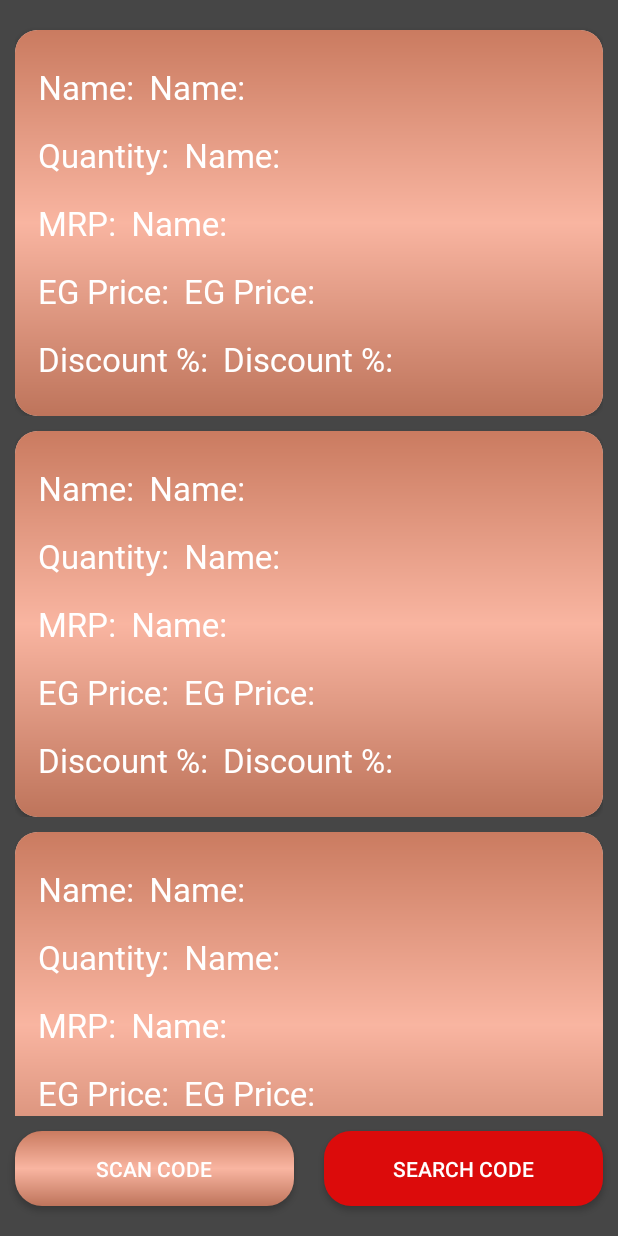
After one commit to vora4121/EverGlam, an Android app: the layout activity_scaned_product_details.xml on its own in the app's theme, with its tools: preview values and no code run, on a phone screen of 412 x 824 dp. The commit adds this screen. Run offline under Robolectric (Android 15) with nearby library versions, the phone set to English and light mode, and no system bars.

Commit message:
Scanning Done

```diff
--- a/app/build.gradle
+++ b/app/build.gradle
@@ -53,7 +53,7 @@ dependencies {
     implementation 'com.karumi:dexter:6.2.3'
 
     // Code - Scanner
-    implementation 'me.dm7.barcodescanner:zxing:1.9.8'
+    implementation 'com.google.android.gms:play-services-vision:20.1.3'
 
     //GSON
     implementation 'com.squareup.retrofit2:converter-gson:2.9.0'
--- a/app/src/main/AndroidManifest.xml
+++ b/app/src/main/AndroidManifest.xml
@@ -13,6 +13,9 @@
         android:roundIcon="@mipmap/ic_launcher_round"
         android:supportsRtl="true"
         android:theme="@style/Theme.EverGlam">
+        <activity
+            android:name=".ui.productdetail.ScanedProductDetailsActivity"
+            android:exported="false" />
         <activity
             android:name=".ui.signup.CreateStaffAccActivity"
             android:exported="false" />
--- a/app/src/main/java/com/android/everglam/ui/login/LoginActivity.kt
+++ b/app/src/main/java/com/android/everglam/ui/login/LoginActivity.kt
@@ -37,10 +37,7 @@ class LoginActivity : BaseActivity(), View.OnClickListener {
 
             binding.btnLogin -> {
                 if (validate()) {
-                    pref.setBoolean(AppPreferencesHelper.USER_IS_LOGIN, true)
-                    pref.setString(AppPreferencesHelper.USER_TYPE, AppConstant.USER_TYPE_ADMIN)
-                    goTo(DashboardActivity::class.java)
-                  //  validateLogin()
+                    validateLogin()
                 }
             }
         }
--- a/app/src/main/java/com/android/everglam/utils/AppConstant.kt
+++ b/app/src/main/java/com/android/everglam/utils/AppConstant.kt
@@ -6,6 +6,7 @@ class AppConstant {
         const val USER_TYPE_ADMIN : String = "ADMIN"
         const val USER_TYPE_STAFF: String = "STAFF"
         const val STAFF_ACCOUNT_TABLE = "Staff_accounts"
+        const val DATABASE_TABLE = "EverGlam Databse"
     }
 
 }
--- /dev/null
+++ b/app/src/main/res/drawable/gradiant_bg.xml
@@ -0,0 +1,10 @@
+<?xml version="1.0" encoding="utf-8"?>
+<shape android:shape="rectangle" xmlns:android="http://schemas.android.com/apk/res/android">
+
+    <gradient
+        android:startColor="@color/app_dark_color"
+        android:centerColor="@color/app_dark_color_2"
+        android:endColor="@color/app_dark_color_3"
+        android:angle="90" />
+
+</shape>
--- a/app/src/main/res/layout/activity_dashboard.xml
+++ b/app/src/main/res/layout/activity_dashboard.xml
@@ -111,6 +111,7 @@
             android:background="@drawable/edt_bg"
             android:fontFamily="@font/lato_regular"
             android:hint="@string/enter_code"
+            android:inputType="number"
             android:paddingHorizontal="10dp"
             android:paddingVertical="10dp"
             android:textColor="@color/black"
@@ -128,7 +129,7 @@
             android:layout_marginVertical="10dp"
             android:background="@drawable/button_dark_bg"
             android:fontFamily="@font/lato_bold"
-            android:text="Search"
+            android:text="@string/search"
             android:textColor="@color/white"
             android:textSize="16sp"
             app:layout_constraintBottom_toBottomOf="parent"
--- /dev/null
+++ b/app/src/main/res/layout/activity_scaned_product_details.xml
@@ -0,0 +1,47 @@
+<?xml version="1.0" encoding="utf-8"?>
+<androidx.constraintlayout.widget.ConstraintLayout xmlns:android="http://schemas.android.com/apk/res/android"
+    xmlns:app="http://schemas.android.com/apk/res-auto"
+    xmlns:tools="http://schemas.android.com/tools"
+    android:layout_width="match_parent"
+    android:layout_height="match_parent"
+    tools:context=".ui.productdetail.ScanedProductDetailsActivity">
+
+    <androidx.recyclerview.widget.RecyclerView
+        android:id="@+id/rv_product"
+        android:layout_width="match_parent"
+        android:layout_height="0dp"
+        android:layout_margin="10dp"
+        tools:listitem="@layout/item_product_details"
+        app:layout_constraintBottom_toTopOf="@+id/btn_scan"
+        app:layout_constraintTop_toTopOf="parent" />
+
+    <androidx.appcompat.widget.AppCompatButton
+        android:id="@+id/btn_search"
+        android:layout_width="0dp"
+        android:layout_height="50dp"
+        android:layout_marginHorizontal="10dp"
+        android:layout_marginVertical="20dp"
+        android:background="@drawable/red_button_bg"
+        android:text="@string/search_code"
+        android:textColor="@color/white"
+        app:layout_constraintBottom_toBottomOf="parent"
+        app:layout_constraintEnd_toEndOf="parent"
+        app:layout_constraintHorizontal_bias="0.5"
+        app:layout_constraintStart_toEndOf="@+id/btn_scan" />
+
+    <androidx.appcompat.widget.AppCompatButton
+        android:id="@+id/btn_scan"
+        android:layout_width="0dp"
+        android:layout_height="50dp"
+        android:layout_marginHorizontal="10dp"
+        android:layout_marginVertical="20dp"
+        android:background="@drawable/button_bg"
+        android:text="@string/scan_code"
+        android:textColor="@color/white"
+        app:layout_constraintBottom_toBottomOf="parent"
+        app:layout_constraintEnd_toStartOf="@+id/btn_search"
+        app:layout_constraintHorizontal_bias="0.5"
+        app:layout_constraintStart_toStartOf="parent" />
+
+
+</androidx.constraintlayout.widget.ConstraintLayout>
--- /dev/null
+++ b/app/src/main/res/layout/item_product_details.xml
@@ -0,0 +1,154 @@
+<?xml version="1.0" encoding="utf-8"?>
+<androidx.constraintlayout.widget.ConstraintLayout xmlns:android="http://schemas.android.com/apk/res/android"
+    xmlns:app="http://schemas.android.com/apk/res-auto"
+    android:layout_width="match_parent"
+    android:layout_height="wrap_content">
+
+    <androidx.cardview.widget.CardView
+        android:layout_width="match_parent"
+        android:layout_height="wrap_content"
+        app:cardCornerRadius="15dp"
+        android:layout_marginTop="10dp"
+        app:layout_constraintStart_toStartOf="parent"
+        app:layout_constraintTop_toTopOf="parent">
+
+        <androidx.constraintlayout.widget.ConstraintLayout
+            android:id="@+id/constraintLayout"
+            android:layout_width="match_parent"
+            android:layout_height="match_parent"
+            android:background="@drawable/gradiant_bg"
+            android:padding="15dp">
+
+            <TextView
+                android:id="@+id/tv_name_title"
+                android:layout_width="wrap_content"
+                android:layout_height="wrap_content"
+                android:fontFamily="@font/lato_bold"
+                android:paddingVertical="8dp"
+                android:text="@string/product_name"
+                android:textColor="@color/white"
+                android:textSize="22sp"
+                app:layout_constraintStart_toStartOf="parent"
+                app:layout_constraintTop_toTopOf="parent" />
+
+            <TextView
+                android:id="@+id/tv_name"
+                android:layout_width="0dp"
+                android:layout_height="wrap_content"
+                android:layout_marginStart="10dp"
+                android:fontFamily="@font/lato_regular"
+                android:paddingVertical="8dp"
+                android:text="@string/product_name"
+                android:textColor="@color/white"
+                android:textSize="22sp"
+                app:layout_constraintEnd_toEndOf="parent"
+                app:layout_constraintStart_toEndOf="@+id/tv_name_title"
+                app:layout_constraintTop_toTopOf="parent" />
+
+            <TextView
+                android:id="@+id/tv_qty_title"
+                android:layout_width="wrap_content"
+                android:layout_height="wrap_content"
+                android:fontFamily="@font/lato_bold"
+                android:paddingVertical="8dp"
+                android:text="@string/quantity"
+                android:textColor="@color/white"
+                android:textSize="22sp"
+                app:layout_constraintStart_toStartOf="parent"
+                app:layout_constraintTop_toBottomOf="@+id/tv_name" />
+
+            <TextView
+                android:id="@+id/tv_qty"
+                android:layout_width="wrap_content"
+                android:layout_height="wrap_content"
+                android:layout_marginStart="10dp"
+                android:fontFamily="@font/lato_regular"
+                android:paddingVertical="8dp"
+                android:text="@string/product_name"
+                android:textColor="@color/white"
+                android:textSize="22sp"
+                app:layout_constraintStart_toEndOf="@+id/tv_qty_title"
+                app:layout_constraintTop_toTopOf="@+id/tv_qty_title" />
+
+            <TextView
+                android:id="@+id/tv_MRP_title"
+                android:layout_width="wrap_content"
+                android:layout_height="wrap_content"
+                android:fontFamily="@font/lato_bold"
+                android:paddingVertical="8dp"
+                android:text="@string/mrp"
+                android:textColor="@color/white"
+                android:textSize="22sp"
+                app:layout_constraintStart_toStartOf="parent"
+                app:layout_constraintTop_toBottomOf="@+id/tv_qty" />
+
+            <TextView
+                android:id="@+id/tv_MRP"
+                android:layout_width="wrap_content"
+                android:layout_height="wrap_content"
+                android:layout_marginStart="10dp"
+                android:fontFamily="@font/lato_regular"
+                android:paddingVertical="8dp"
+                android:text="@string/product_name"
+                android:textColor="@color/white"
+                android:textSize="22sp"
+                app:layout_constraintStart_toEndOf="@+id/tv_MRP_title"
+                app:layout_constraintTop_toTopOf="@+id/tv_MRP_title" />
+
+            <TextView
+                android:id="@+id/tv_EG_Price_title"
+                android:layout_width="wrap_content"
+                android:layout_height="wrap_content"
+                android:fontFamily="@font/lato_bold"
+                android:paddingVertical="8dp"
+                android:text="@string/eg_price"
+                android:textColor="@color/white"
+                android:textSize="22sp"
+                app:layout_constraintStart_toStartOf="parent"
+                app:layout_constraintTop_toBottomOf="@+id/tv_MRP" />
+
+            <TextView
+                android:id="@+id/tv_EG_Price"
+                android:layout_width="wrap_content"
+                android:layout_height="wrap_content"
+                android:layout_marginStart="10dp"
+                android:fontFamily="@font/lato_regular"
+                android:paddingVertical="8dp"
+                android:text="@string/eg_price"
+                android:textColor="@color/white"
+                android:textSize="22sp"
+                app:layout_constraintStart_toEndOf="@+id/tv_EG_Price_title"
+                app:layout_constraintTop_toTopOf="@+id/tv_EG_Price_title" />
+
+            <TextView
+                android:id="@+id/tv_Discount_Price_title"
+                android:layout_width="wrap_content"
+                android:layout_height="wrap_content"
+                android:fontFamily="@font/lato_bold"
+                android:paddingVertical="8dp"
+                android:text="@string/discount"
+                android:textColor="@color/white"
+                android:textSize="22sp"
+                app:layout_constraintStart_toStartOf="parent"
+                app:layout_constraintTop_toBottomOf="@+id/tv_EG_Price" />
+
+            <TextView
+                android:id="@+id/tv_discount"
+                android:layout_width="wrap_content"
+                android:layout_height="wrap_content"
+                android:layout_marginStart="10dp"
+                android:fontFamily="@font/lato_bold"
+                android:paddingVertical="8dp"
+                android:text="@string/discount"
+                android:textColor="@color/white"
+                android:textSize="22sp"
+                app:layout_constraintStart_toEndOf="@+id/tv_Discount_Price_title"
+                app:layout_constraintTop_toTopOf="@+id/tv_Discount_Price_title" />
+
+        </androidx.constraintlayout.widget.ConstraintLayout>
+
+
+    </androidx.cardview.widget.CardView>
+
+
+</androidx.constraintlayout.widget.ConstraintLayout>
--- a/app/src/main/res/values/strings.xml
+++ b/app/src/main/res/values/strings.xml
@@ -20,4 +20,11 @@
     <string name="enter_staff_name">Enter name</string>
     <string name="enter_staff_email">Enter staff email</string>
     <string name="forgot_password">Forgot password</string>
+    <string name="product_name">Name:</string>
+    <string name="quantity">Quantity:</string>
+    <string name="mrp">MRP:</string>
+    <string name="eg_price">EG Price:</string>
+    <string name="discount">Discount %:</string>
+    <string name="search_code">Search Code</string>
+    <string name="search">Search</string>
 </resources>
--- a/settings.gradle
+++ b/settings.gradle
@@ -2,6 +2,7 @@ pluginManagement {
     repositories {
         gradlePluginPortal()
         google()
+        jcenter()
         mavenCentral()
     }
 }
@@ -9,6 +10,7 @@ dependencyResolutionManagement {
     repositoriesMode.set(RepositoriesMode.FAIL_ON_PROJECT_REPOS)
     repositories {
         google()
+        jcenter()
         mavenCentral()
     }
 }
```
Also changed, not shown: app/src/main/java/com/android/everglam/data/Models.kt (+16 -4 lines), app/src/main/java/com/android/everglam/ui/dashboard/DashboardActivity.kt (+10 -4 lines), app/src/main/java/com/android/everglam/ui/productdetail/ProductDetailsAdapter.kt (added, +50 -0 lines), app/src/main/java/com/android/everglam/ui/productdetail/ScanedProductDetailsActivity.kt (added, +104 -0 lines), app/src/main/java/com/android/everglam/ui/scanner/ScannerActivity.kt (+99 -59 lines), app/src/main/res/layout/activity_scanner.xml (+10 -1 lines), 2 other files.
